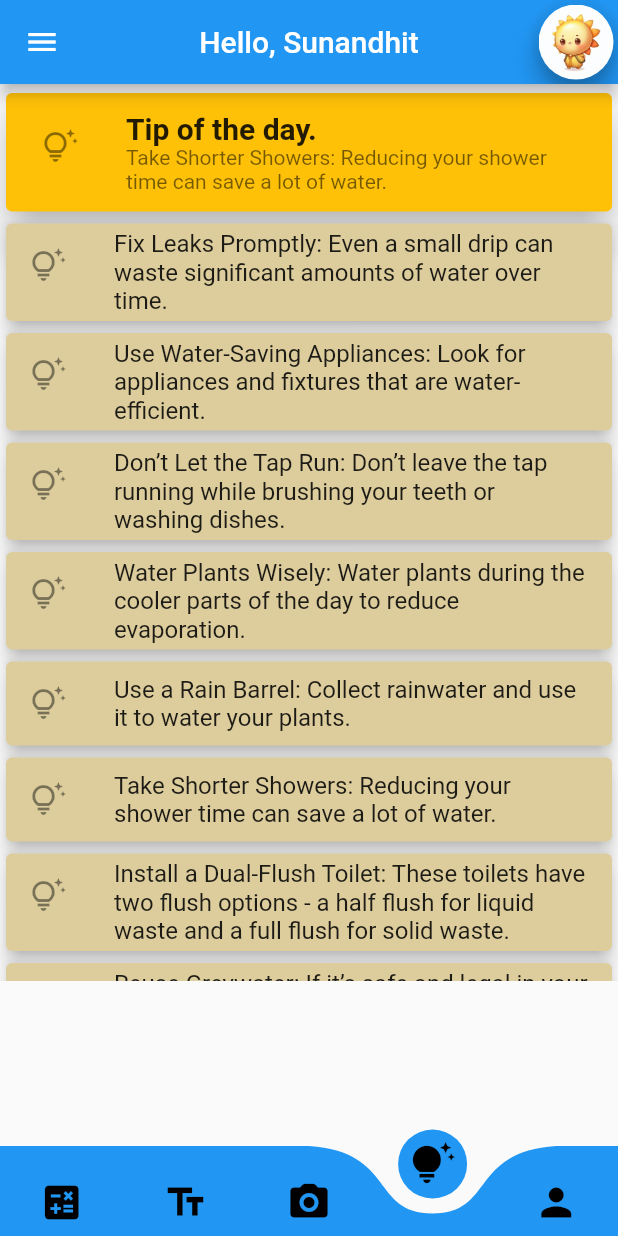
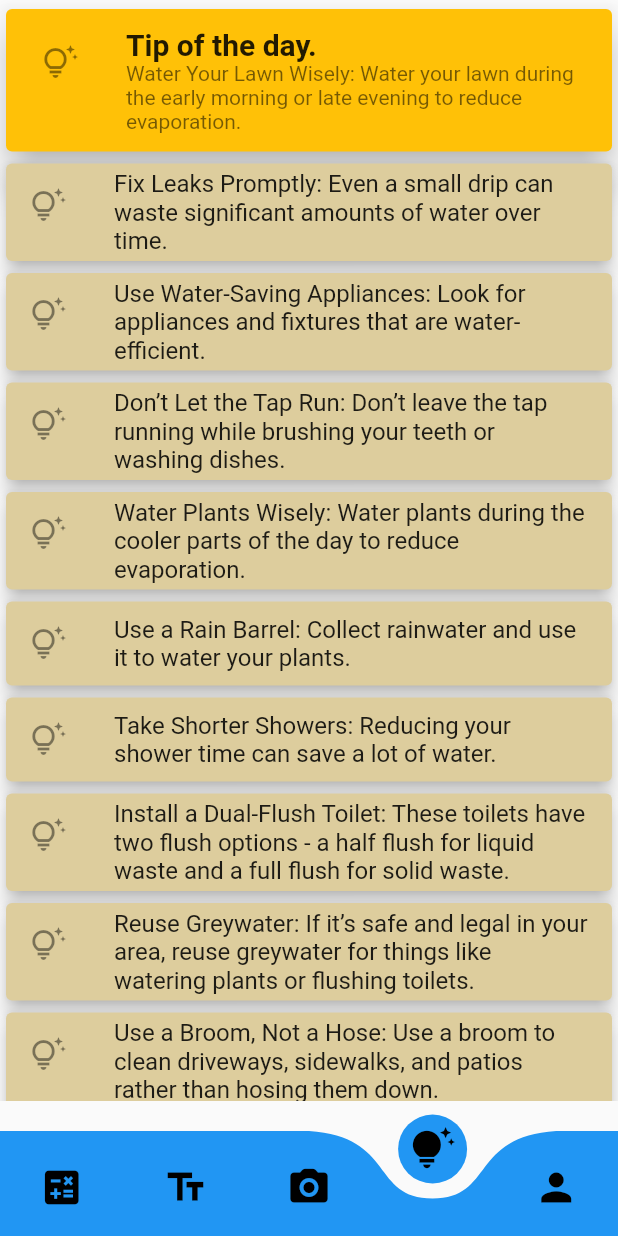
Before and after one commit to Sunandhit-Gupta/AquaTrace, a Flutter app: the cameraPage screen opened directly, item 4 of the bottom bar chosen, on a phone screen of 412 x 824 dp. Run offline on Flutter 3.47's test engine with Material 2 defaults, Android fonts, the phone set to English and light mode, and no system bars; drawn by our look-alikes of curved_navigation_bar; our stand-ins replace get, google_fonts; missing offline and left inert: flutter_animated_button.

Commit message:
made responsive, added new tips, removed appBar from tips

```diff
--- a/aqua_trace/lib/Tips.dart
+++ b/aqua_trace/lib/Tips.dart
@@ -16,7 +16,9 @@ class _TipsState extends State<Tips> {
   @override
   Widget build(BuildContext context) {
     return Scaffold(
-        body: Column(
+        body: Container(
+          child: Column(
+
               children: [
           Card(
             elevation: 10,
@@ -24,8 +26,8 @@ class _TipsState extends State<Tips> {
             child: Padding(
               padding: const EdgeInsets.all(8.0),
               child: ListTile(
-              leading: Icon(Icons.tips_and_updates_outlined),
-              title: Text(
+                leading: const Icon(Icons.tips_and_updates_outlined),
+                title: const Text(
                   "Tip of the day.",
                   style: TextStyle(fontWeight: FontWeight.bold, fontSize: 20),
                 ),
@@ -39,16 +41,19 @@ class _TipsState extends State<Tips> {
               itemBuilder: (BuildContext context, int index) {
                 return Card(
                   elevation: 5,
-                color: Color.fromARGB(255, 221, 205, 157),
+                  color: const Color.fromARGB(255, 221, 205, 157),
                   child: ListTile(
-                  leading: Icon(Icons.tips_and_updates_outlined),
+                    leading: const Icon(Icons.tips_and_updates_outlined),
                     title: Text(tips_widgets[index]),
                   ),
                 );
               },
             ),
           ),
+
+          const SizedBox(height: 20,width: 20,),
               ],
+            ),
         ));
   }
 }
--- a/aqua_trace/lib/cameraPage.dart
+++ b/aqua_trace/lib/cameraPage.dart
@@ -22,7 +22,7 @@ int myIndex = 2;
 List<Widget> widgetList = [
   list(),
   TextWidget(),
-  Text("Camera"),
+  Text('Camera'),
   Tips(),
   ProfilePage(),
 ];
@@ -33,7 +33,7 @@ class _cameraPageState extends State<cameraPage> {
     return SafeArea(
       child: Scaffold(
         drawer: drawer(),
-        appBar: AppBar(
+        appBar: myIndex!=3? AppBar(
           // ---------------making leading Icon for Logout ( not used )-------------------
           // leading: IconButton(
           //     onPressed: () {
@@ -70,21 +70,22 @@ class _cameraPageState extends State<cameraPage> {
               ),
             ),
           ],
-        ),
+        ):null,
         body: Column(
           children: [
             const SizedBox(
               height: 2,
               width: 2,
             ),
-            Container(
-              height: 596,
-              width: 500,
-              color: Colors.transparent,
-//------------------------------ Giving Screens as input to change with NAVBAR----------------
-              child: IndexedStack(
-                index: myIndex,
-                children: widgetList,
+            Expanded(
+              child: Container(
+
+                color: Colors.transparent,
+            //------------------------------ Giving Screens as input to change with NAVBAR----------------
+                child: IndexedStack(
+                  index: myIndex,
+                  children: widgetList,
+                ),
               ),
             ),
           ],
@@ -141,7 +142,7 @@ class _cameraPageState extends State<cameraPage> {
         bottomNavigationBar: CurvedNavigationBar(
             color: Colors.blue,
             backgroundColor: Colors.transparent,
-            height: 60,
+            height: 70,
             index: 2,
             onTap: (index) {
               setState(() {
--- a/aqua_trace/lib/list.dart
+++ b/aqua_trace/lib/list.dart
@@ -15,11 +15,7 @@ class listState extends State<list> {
   String text = "";
   @override
   Widget build(BuildContext context) {
-    if (changed != 1) {
-      setState(() {
-        changed = 1;
-      });
-    }
+
     return Consumer<listProvider>(
       builder: (context, listProviderModel, child) => Scaffold(
         body: Column(
@@ -82,6 +78,7 @@ class listState extends State<list> {
                 ],
               ),
             ),
+            SizedBox(height: 20,width: 20,)
           ],
         ),
       ),
--- a/aqua_trace/lib/textfield.dart
+++ b/aqua_trace/lib/textfield.dart
@@ -19,11 +19,7 @@ class _TextIn extends State<TextWidget> {
 
   @override
   Widget build(BuildContext context) {
-    if (changed != 2) {
-      setState(() {
-        changed = 2;
-      });
-    }
+
     return Consumer<listProvider>(
       builder: (context, listProviderModel, child) => Column(
         children: <Widget>[
@@ -31,7 +27,8 @@ class _TextIn extends State<TextWidget> {
             padding: const EdgeInsets.all(8.0),
             child: Row(
               children: [
-                SizedBox(
+                Expanded(
+                  child: SizedBox(
                     width: 260,
                     height: 50,
                     child: Center(
@@ -56,6 +53,7 @@ class _TextIn extends State<TextWidget> {
                                     borderRadius: BorderRadius.circular(10))),
                           );
                         },
+                      ),
                     ),
                   ),
                 ),
--- a/aqua_trace/lib/tipsDatabase.dart
+++ b/aqua_trace/lib/tipsDatabase.dart
@@ -1,6 +1,4 @@
-
 List<String> tips_widgets = [
-
   "Fix Leaks Promptly: Even a small drip can waste significant amounts of water over time.",
   "Use Water-Saving Appliances: Look for appliances and fixtures that are water-efficient.",
   "Don’t Let the Tap Run: Don’t leave the tap running while brushing your teeth or washing dishes.",
@@ -11,7 +9,15 @@ List<String> tips_widgets = [
   "Reuse Greywater: If it’s safe and legal in your area, reuse greywater for things like watering plants or flushing toilets.",
   "Use a Broom, Not a Hose: Use a broom to clean driveways, sidewalks, and patios rather than hosing them down.",
   "Wash Full Loads: Only run your washing machine and dishwasher when you have a full load.",
-
+  "Install Water-Saving Showerheads: These can significantly reduce the amount of water used during showers.",
+  "Use a Pool Cover: This can reduce water loss due to evaporation.",
+  "Plant Drought-Resistant Plants: These require less water and are often more resistant to pests.",
+  "Use a Car Wash: Most car washes recycle water, making them a more water-efficient option.",
+  "Insulate Your Pipes: This can reduce the amount of time it takes for hot water to heat up, saving water and energy.",
+  "Use a Dishwasher: Dishwashers typically use less water than washing dishes by hand.",
+  "Water Your Lawn Wisely: Water your lawn during the early morning or late evening to reduce evaporation.",
+  "Use a Water Meter: This can help you track your water usage and identify leaks.",
+  "Install a Water-Efficient Toilet: These use significantly less water per flush than traditional toilets.",
+  "Use a Watering Can: This can be more water-efficient than using a hose for small gardening tasks.",
   "Remember, every drop counts! 💧",
-
 ];
```
Also changed, not shown: aqua_trace/lib/cameraView.dart (deleted, +0 -10 lines), aqua_trace/pubspec.yaml (line endings or trailing spaces). Lines whose indentation alone changed are shown as unchanged.
